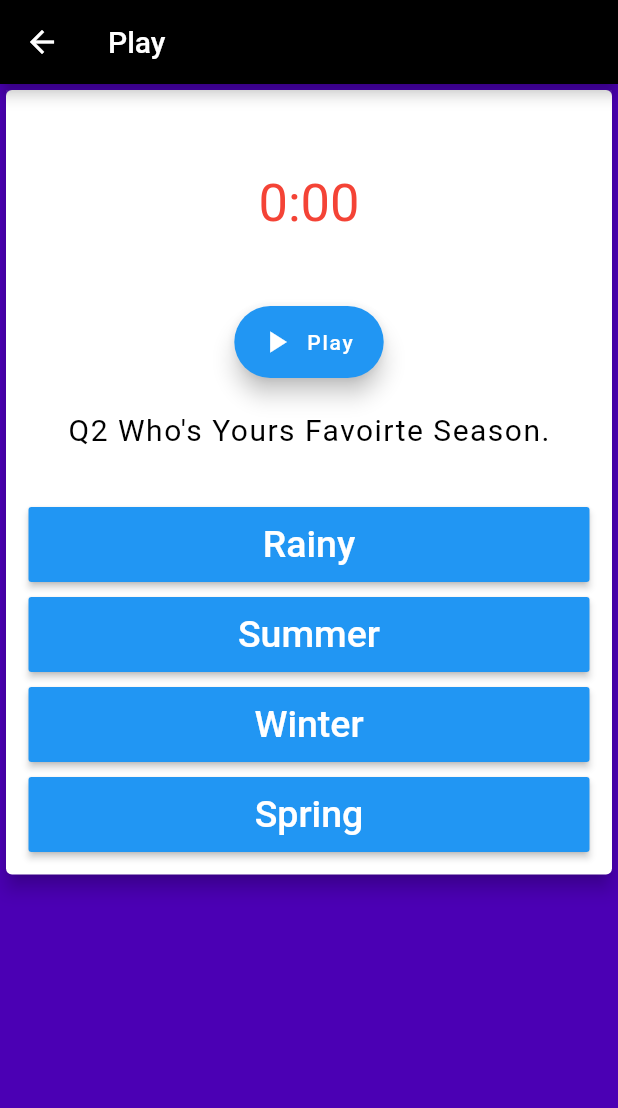
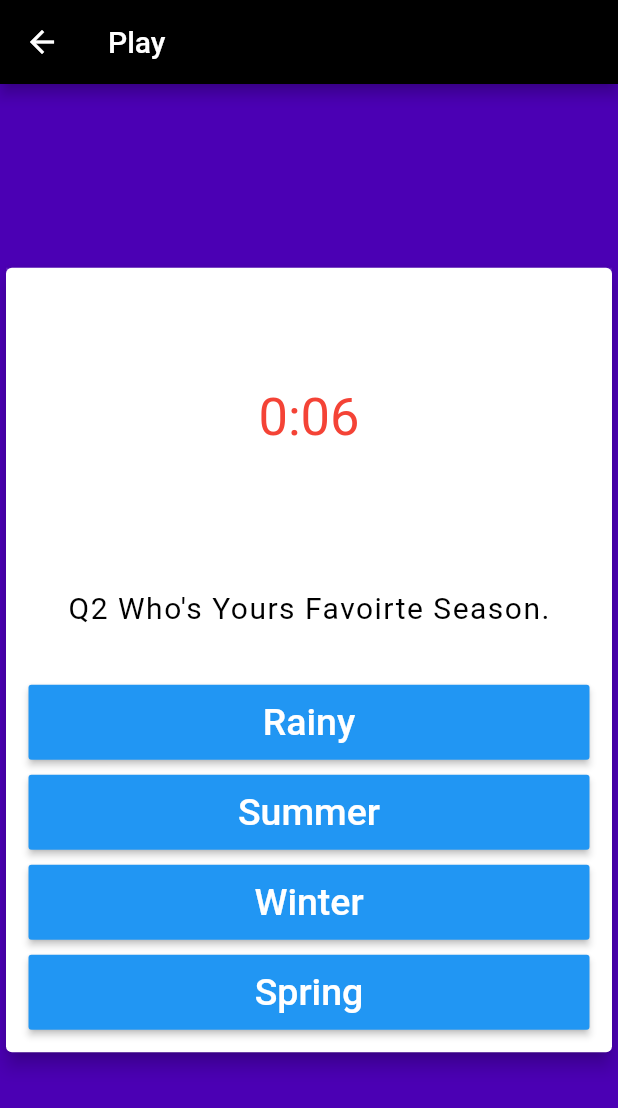
Before and after one commit to lincolnkushwah009/game01, a Flutter app: the PlayScreen screen opened by its route, after a tap on "Cat", on a phone screen of 412 x 824 dp. Shown: the top 1108 px of the screen. Run offline on Flutter 3.47's test engine with Material 2 defaults, Android fonts, the light colour scheme and no system bars; our stand-ins replace carousel_pro, dio, email_validator; statements that could not run were skipped; project files that could hold a hidden picture were left out.

Commit message:
changes on screen

```diff
--- a/lib/screens/play.screen.dart
+++ b/lib/screens/play.screen.dart
@@ -1,5 +1,6 @@
 import 'package:flutter/material.dart';
 import '../widgets/countDownTimer.dart';
+import 'package:flutter/scheduler.dart';
 
 class PlayScreen extends StatefulWidget {
   static const routeName = "/playScreen";
@@ -58,13 +59,44 @@ class _PlayScreenState extends State<PlayScreen> with TickerProviderStateMixin {
     },
   ];
   int _selectedQuestion = 0;
-
+  AnimationController controller;
   void initState() {
     super.initState();
+    controller = AnimationController(
+      vsync: this,
+      duration: Duration(seconds: 10),
+    );
+    controller.reverse(from: controller.value == 0.0 ? 1.0 : controller.value);
   }
 
   void setTotal(int point) {
+    setState(() {
+      SchedulerBinding.instance.addPostFrameCallback((_) => setState(() {
+            controller.reverse(
+                from: controller.value == 0.0 ? 1.0 : controller.value);
+            _selectedQuestion++;
             total += point;
+          }));
+    });
+  }
+
+  void playAgain() {
+    setState(() {
+      SchedulerBinding.instance.addPostFrameCallback((_) => setState(() {
+            controller.reverse(from: 1.0);
+            total = 0;
+            _selectedQuestion = 0;
+          }));
+    });
+  }
+
+  void changeQuestion() {
+    print("change");
+    SchedulerBinding.instance.addPostFrameCallback((_) => setState(() {
+          controller.reverse(
+              from: controller.value == 0.0 ? 1.0 : controller.value);
+          return _selectedQuestion++;
+        }));
   }
 
   List get getAnswers {
@@ -75,10 +107,8 @@ class _PlayScreenState extends State<PlayScreen> with TickerProviderStateMixin {
         child: RaisedButton(
           color: Colors.blue,
           onPressed: () {
-            setState(() {
-              _selectedQuestion++;
+            changeQuestion();
             setTotal(item['point']);
-            });
           },
           child: Container(
             alignment: Alignment.center,
@@ -100,7 +130,8 @@ class _PlayScreenState extends State<PlayScreen> with TickerProviderStateMixin {
       appBar: AppBar(
         title: Text("Play"),
       ),
-      body: _selectedQuestion < _question.length
+      body: Center(
+        child: _selectedQuestion < _question.length
             ? SingleChildScrollView(
                 child: Card(
                   elevation: 5,
@@ -109,7 +140,10 @@ class _PlayScreenState extends State<PlayScreen> with TickerProviderStateMixin {
                     children: <Widget>[
                       Container(
                         height: 200,
-                      child: CountDownTimer(),
+                        child: CountDownTimer(
+                            questionNo: _selectedQuestion,
+                            changeQuestion: changeQuestion,
+                            controller: controller),
                       ),
                       Container(
                         alignment: Alignment.center,
@@ -151,8 +185,8 @@ class _PlayScreenState extends State<PlayScreen> with TickerProviderStateMixin {
                                 width: 100,
                                 decoration: BoxDecoration(
                                     borderRadius: BorderRadius.circular(50),
-                                  border:
-                                      Border.all(color: Colors.pink, width: 5)),
+                                    border: Border.all(
+                                        color: Colors.pink, width: 5)),
                                 child: Center(
                                   child: Text(
                                     "5",
@@ -167,8 +201,8 @@ class _PlayScreenState extends State<PlayScreen> with TickerProviderStateMixin {
                               Text(
                                 "You Did It. Your Total Point is " +
                                     total.toString(),
-                              style:
-                                  TextStyle(fontSize: 20, color: Colors.black),
+                                style: TextStyle(
+                                    fontSize: 20, color: Colors.black),
                               ),
                               SizedBox(
                                 height: 20,
@@ -176,10 +210,7 @@ class _PlayScreenState extends State<PlayScreen> with TickerProviderStateMixin {
                               RaisedButton(
                                 color: Colors.blue,
                                 onPressed: () {
-                                setState(() {
-                                  total = 0;
-                                  _selectedQuestion = 0;
-                                });
+                                  playAgain();
                                 },
                                 child: Container(
                                   height: 50,
@@ -201,6 +232,7 @@ class _PlayScreenState extends State<PlayScreen> with TickerProviderStateMixin {
                   ],
                 ),
               ),
+      ),
     );
   }
 }
--- a/lib/widgets/countDownTimer.dart
+++ b/lib/widgets/countDownTimer.dart
@@ -1,27 +1,20 @@
 import 'package:flutter/material.dart';
 import '../widgets/customTimerPainter.dart';
 
-class CountDownTimer extends StatefulWidget {
-  @override
-  _CountDownTimerState createState() => _CountDownTimerState();
-}
 
-class _CountDownTimerState extends State<CountDownTimer>
-    with TickerProviderStateMixin {
-  AnimationController controller;
+class CountDownTimer  extends StatelessWidget{
+// TickerProviderStateMixin
+  final int questionNo;
+  final Function changeQuestion;
+  final AnimationController controller;
+  CountDownTimer({this.questionNo, this.changeQuestion,this.controller});
 
   String get timerString {
     Duration duration = controller.duration * controller.value;
+    if (controller.value == 0.0) {
+      changeQuestion();
+    }
     return '${duration.inMinutes}:${(duration.inSeconds % 60).toString().padLeft(2, '0')}';
-  }
-
-  @override
-  void initState() {
-    super.initState();
-    controller = AnimationController(
-      vsync: this,
-      duration: Duration(seconds: 5),
-    );
   }
 
   @override
@@ -93,26 +86,26 @@ class _CountDownTimerState extends State<CountDownTimer>
                           ),
                         ),
                       ),
-                      AnimatedBuilder(
-                          animation: controller,
-                          builder: (context, child) {
-                            return FloatingActionButton.extended(
-                                onPressed: () {
-                                  if (controller.isAnimating)
-                                    controller.stop();
-                                  else {
-                                    controller.reverse(
-                                        from: controller.value == 0.0
-                                            ? 1.0
-                                            : controller.value);
-                                  }
-                                },
-                                icon: Icon(controller.isAnimating
-                                    ? Icons.pause
-                                    : Icons.play_arrow),
-                                label: Text(
-                                    controller.isAnimating ? "Pause" : "Play"));
-                          }),
+                      // AnimatedBuilder(
+                      //     animation: controller,
+                      //     builder: (context, child) {
+                      //       return FloatingActionButton.extended(
+                      //           onPressed: () {
+                      //             if (controller.isAnimating)
+                      //               controller.stop();
+                      //             else {
+                      //               controller.reverse(
+                      //                   from: controller.value == 0.0
+                      //                       ? 1.0
+                      //                       : controller.value);
+                      //             }
+                      //           },
+                      //           icon: Icon(controller.isAnimating
+                      //               ? Icons.pause
+                      //               : Icons.play_arrow),
+                      //           label: Text(
+                      //               controller.isAnimating ? "Pause" : "Play"));
+                      //     }),
                     ],
                   ),
                 ),
```
Lines whose indentation alone changed are shown as unchanged.
